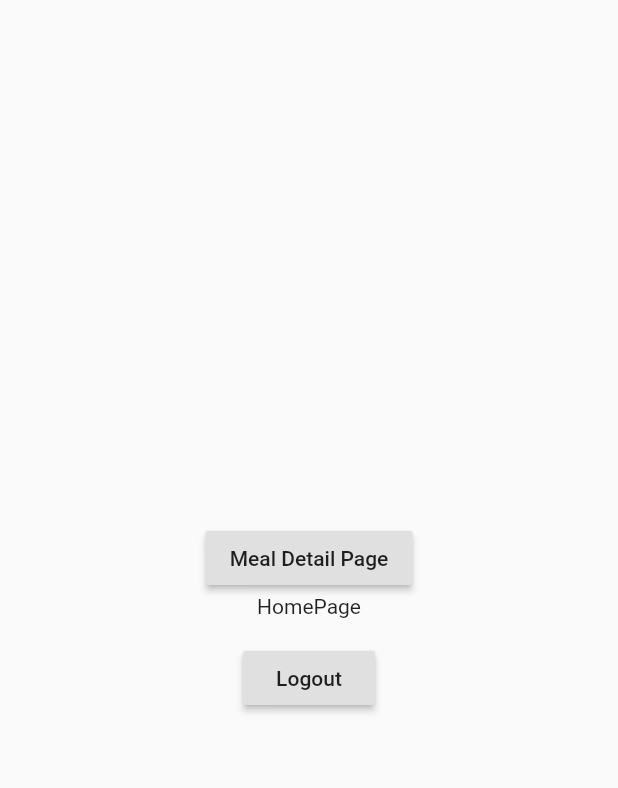
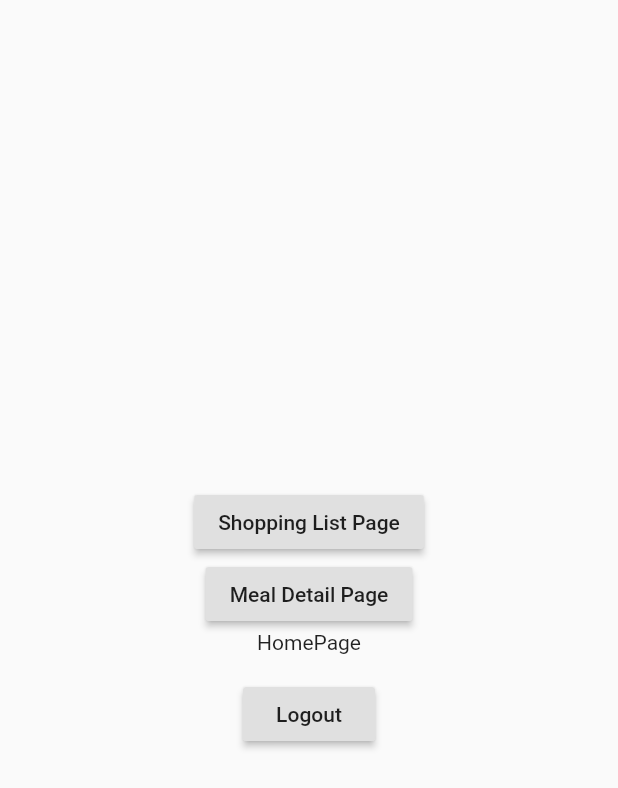
Before and after one commit to mwritter/Flutter_Meal_Plan_App, a Flutter app: the HomePage screen opened directly, on a phone screen of 412 x 824 dp. Shown: the top 788 px of the screen. Run offline on Flutter 3.47's test engine with Material 2 defaults, Android fonts, the phone set to English and light mode, and no system bars; our stand-ins replace cloud_firestore, firebase_auth; accounts and stored records are empty.

Commit message:
Added mock data for meal plans to to make the shopping list

```diff
--- a/lib/models/meal.dart
+++ b/lib/models/meal.dart
@@ -2,6 +2,7 @@ class Meal {
   final String name;
   final String description;
   final String image;
+  Map<String, dynamic> ingredients = {"Tomato": 1, "Pizza Dough": 1};
 
   Meal(this.name, this.description, this.image);
 }
--- a/lib/pages/home_page.dart
+++ b/lib/pages/home_page.dart
@@ -3,6 +3,7 @@ import 'package:firebase_auth/firebase_auth.dart';
 import 'package:cloud_firestore/cloud_firestore.dart';
 import '../models/meal.dart';
 import './meal_detail_page.dart';
+import './shopping_list.dart';
 
 class HomePage extends StatefulWidget {
   @override
@@ -42,6 +43,16 @@ class _HomePageState extends State<HomePage> {
     );
   }
 
+  Widget _buildShoppingList() {
+    return RaisedButton(
+      onPressed: () {
+        Navigator.of(context).push(MaterialPageRoute(
+            builder: (BuildContext context) => ShoppingList()));
+      },
+      child: Text("Shopping List Page"),
+    );
+  }
+
   @override
   Widget build(BuildContext context) {
     return Scaffold(
@@ -50,6 +61,7 @@ class _HomePageState extends State<HomePage> {
         child: Column(
           mainAxisAlignment: MainAxisAlignment.center,
           children: <Widget>[
+            _buildShoppingList(),
             _buildMealDetails(),
             Text("HomePage"),
             StreamBuilder(
```
Also changed, not shown: lib/models/meal_plan.dart (added, +15 -0 lines), lib/pages/shopping_list.dart (added, +27 -0 lines).
